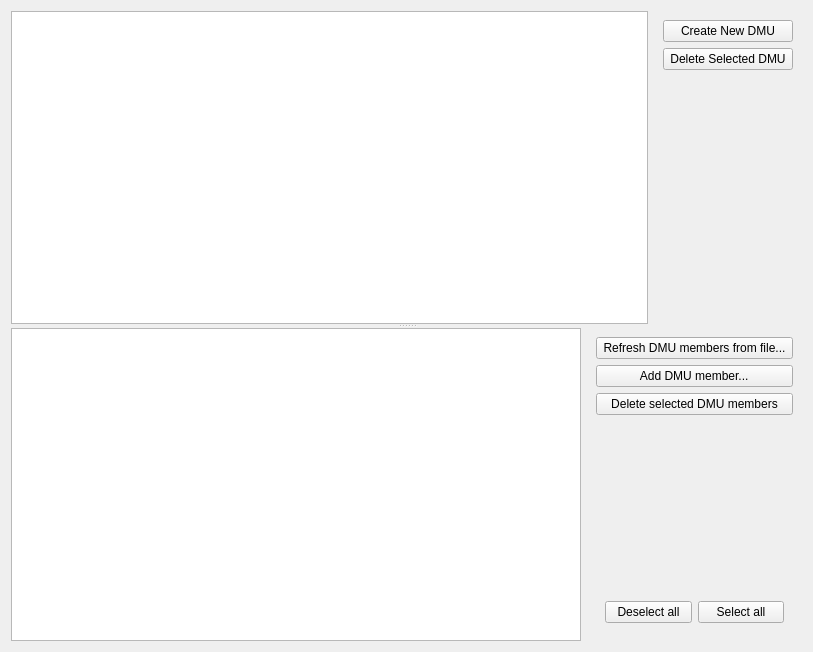
Old version of the form NewGeneUI/NewGene/Widgets/ManageInput/DMUs/displaydmusregion.ui in the repository daniel347x/newgene.
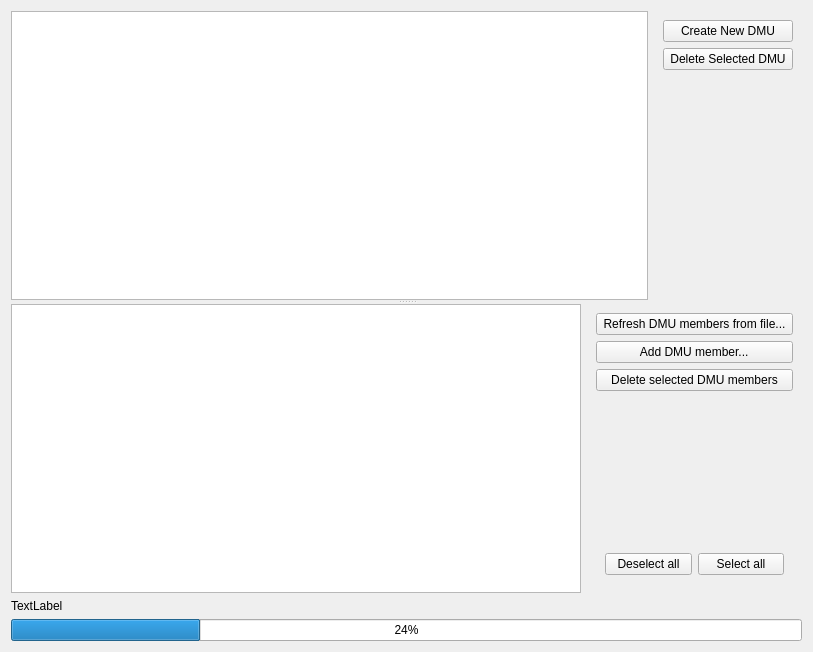
New version of the form.

Commit message: Add progress bar to DMU import

```diff
--- a/NewGeneUI/NewGene/Widgets/ManageInput/DMUs/displaydmusregion.ui
+++ b/NewGeneUI/NewGene/Widgets/ManageInput/DMUs/displaydmusregion.ui
@@ -152,6 +152,20 @@
      </widget>
     </widget>
    </item>
+   <item>
+    <widget class="QLabel" name="label">
+     <property name="text">
+      <string>TextLabel</string>
+     </property>
+    </widget>
+   </item>
+   <item>
+    <widget class="QProgressBar" name="progressBar">
+     <property name="value">
+      <number>24</number>
+     </property>
+    </widget>
+   </item>
   </layout>
  </widget>
  <resources/>
```
The commit also changes 12 other files.
